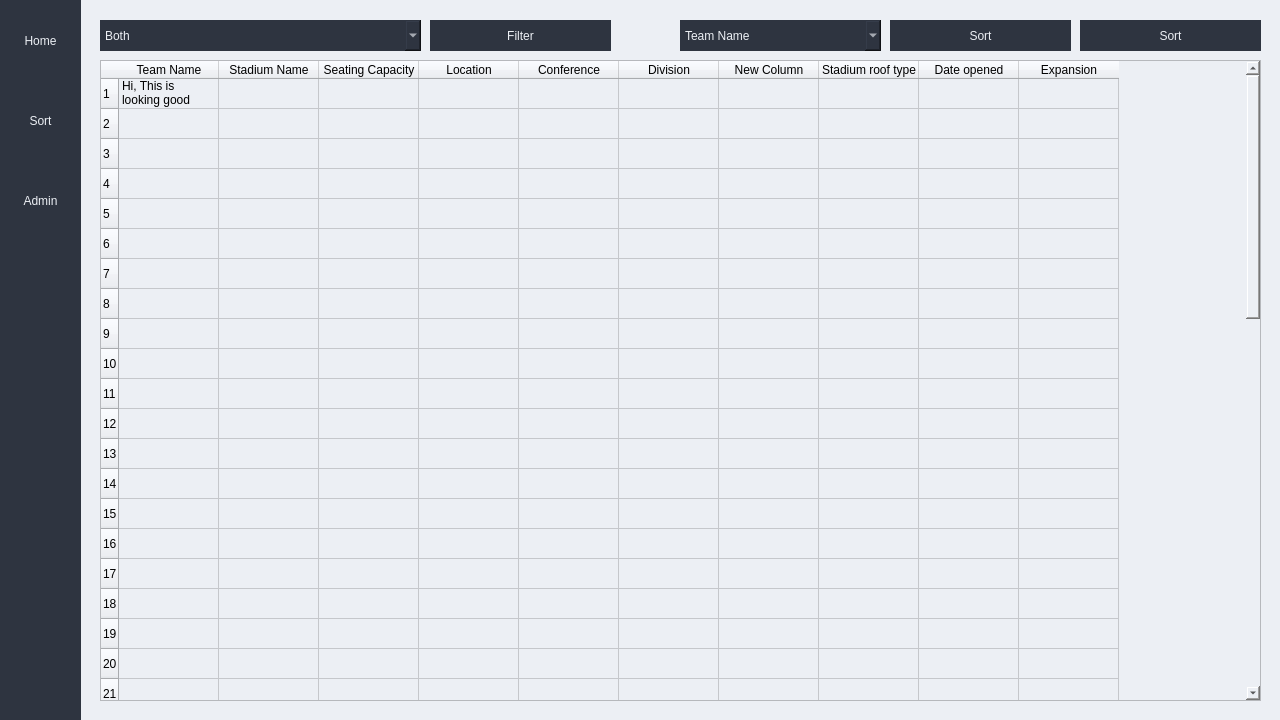
First picture: the form in mainwindow.ui, repository josharaedwards/CS1C-Project-1, before the edit.
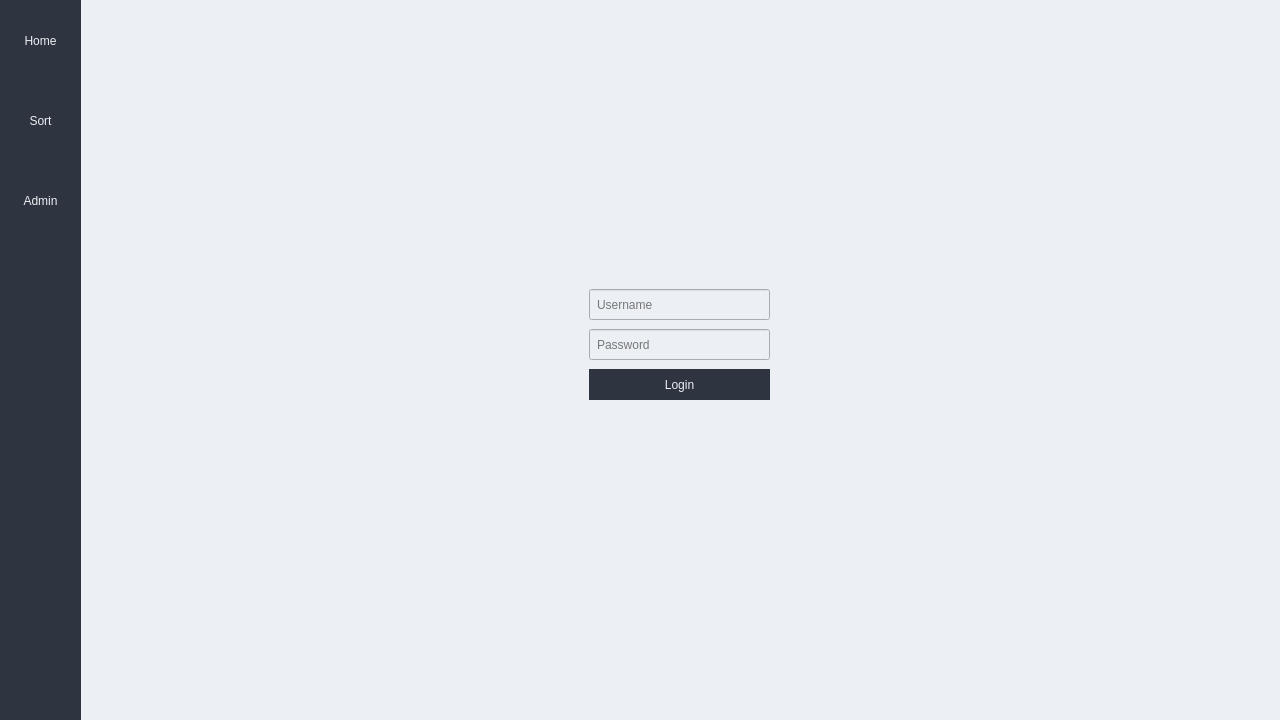
Second picture: the form after the edit.

Commit message: Add initial components for admin tab

```diff
--- a/mainwindow.ui
+++ b/mainwindow.ui
@@ -765,10 +765,75 @@
        <height>701</height>
       </rect>
      </property>
+     <widget class="QLineEdit" name="adminPwdInput">
+      <property name="geometry">
+       <rect>
+        <x>500</x>
+        <y>320</y>
+        <width>181</width>
+        <height>31</height>
+       </rect>
+      </property>
+      <property name="styleSheet">
+       <string notr="true">font: 75 12pt &quot;Consolas&quot;;
+padding-left: 5;</string>
+      </property>
+      <property name="echoMode">
+       <enum>QLineEdit::Password</enum>
+      </property>
+      <property name="placeholderText">
+       <string>Password</string>
+      </property>
+      <property name="clearButtonEnabled">
+       <bool>false</bool>
+      </property>
+     </widget>
+     <widget class="QLineEdit" name="adminUsrInput">
+      <property name="geometry">
+       <rect>
+        <x>500</x>
+        <y>280</y>
+        <width>181</width>
+        <height>31</height>
+       </rect>
+      </property>
+      <property name="styleSheet">
+       <string notr="true">font: 75 12pt &quot;Consolas&quot;;
+padding-left: 5;</string>
+      </property>
+      <property name="placeholderText">
+       <string>Username</string>
+      </property>
+     </widget>
+     <widget class="QPushButton" name="loginBtn">
+      <property name="geometry">
+       <rect>
+        <x>500</x>
+        <y>360</y>
+        <width>181</width>
+        <height>31</height>
+       </rect>
+      </property>
+      <property name="styleSheet">
+       <string notr="true">QPushButton {
+	border:none;
+	font: 75 12pt &quot;Consolas&quot;;
+	background-color: rgb(46, 52, 64);
+	color: rgb(236, 239, 244);
+}
+
+QPushButton:hover {
+	border:none;
+	font: 75 12pt &quot;Consolas&quot;;
+	background-color: rgb(216, 222, 233);
+	color: rgb(46, 52, 64);
+}</string>
+      </property>
+      <property name="text">
+       <string>Login</string>
+      </property>
+     </widget>
     </widget>
-    <zorder>homeContent</zorder>
-    <zorder>adminContent</zorder>
-    <zorder>sortContent</zorder>
    </widget>
   </widget>
  </widget>
```
